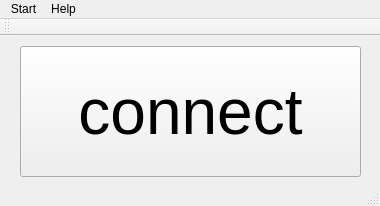
Qt form GUI/Gui-RoombaV1.0/roomba.ui (K-4U/ese_project4y5) before a commit.
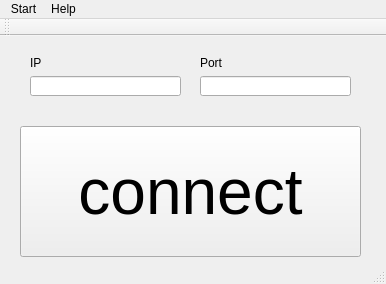
The same form after that commit.

```diff
--- a/GUI/Gui-RoombaV1.0/roomba.ui
+++ b/GUI/Gui-RoombaV1.0/roomba.ui
@@ -6,8 +6,8 @@
    <rect>
     <x>0</x>
     <y>0</y>
-    <width>380</width>
-    <height>206</height>
+    <width>386</width>
+    <height>284</height>
    </rect>
   </property>
   <property name="windowTitle">
@@ -18,7 +18,7 @@
     <property name="geometry">
      <rect>
       <x>20</x>
-      <y>10</y>
+      <y>90</y>
       <width>341</width>
       <height>131</height>
      </rect>
@@ -32,13 +32,59 @@
      <string>connect</string>
     </property>
    </widget>
+   <widget class="QLineEdit" name="leIP">
+    <property name="geometry">
+     <rect>
+      <x>30</x>
+      <y>40</y>
+      <width>151</width>
+      <height>20</height>
+     </rect>
+    </property>
+   </widget>
+   <widget class="QLineEdit" name="lePort">
+    <property name="geometry">
+     <rect>
+      <x>200</x>
+      <y>40</y>
+      <width>151</width>
+      <height>20</height>
+     </rect>
+    </property>
+   </widget>
+   <widget class="QLabel" name="label">
+    <property name="geometry">
+     <rect>
+      <x>30</x>
+      <y>20</y>
+      <width>46</width>
+      <height>13</height>
+     </rect>
+    </property>
+    <property name="text">
+     <string>IP</string>
+    </property>
+   </widget>
+   <widget class="QLabel" name="label_2">
+    <property name="geometry">
+     <rect>
+      <x>200</x>
+      <y>20</y>
+      <width>46</width>
+      <height>13</height>
+     </rect>
+    </property>
+    <property name="text">
+     <string>Port</string>
+    </property>
+   </widget>
   </widget>
   <widget class="QMenuBar" name="menuBar">
    <property name="geometry">
     <rect>
      <x>0</x>
      <y>0</y>
-     <width>380</width>
+     <width>386</width>
      <height>21</height>
     </rect>
    </property>
```
